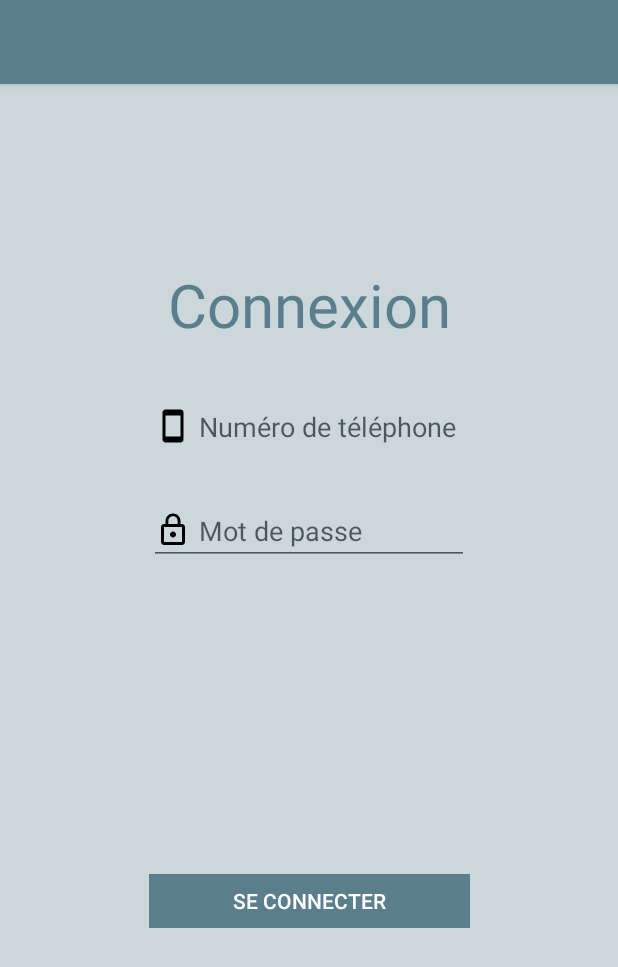
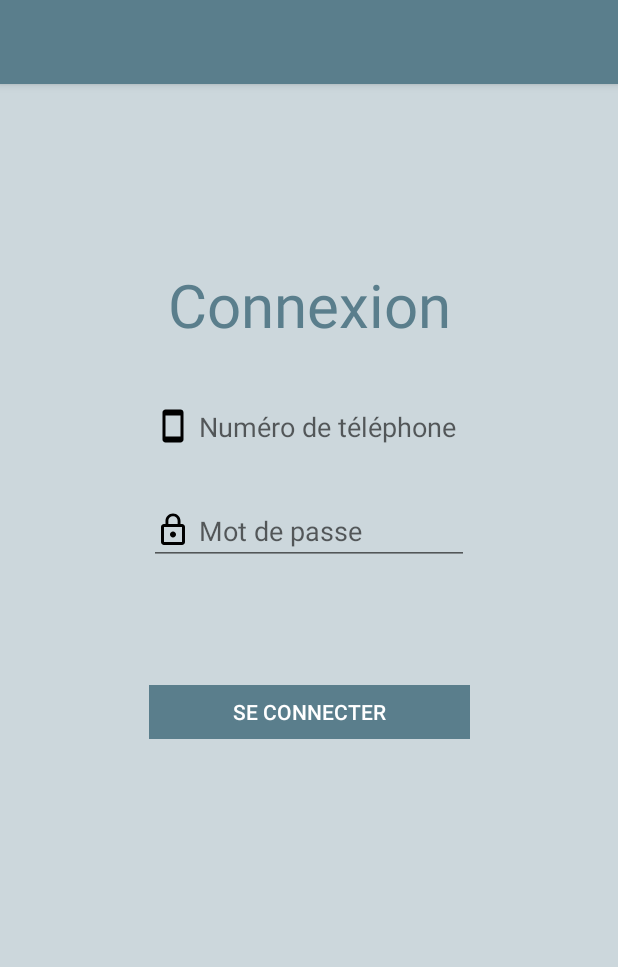
Before and after one commit to mohyahi/ProjetMobile, an Android app: the ConnexionActivity screen opened directly, with no data from a screen before it, after a tap on "SE CONNECTER", on a phone screen of 412 x 824 dp. Shown: the top 967 px of the screen. Run offline under Robolectric (Android 15) with nearby library versions, the phone set to English and light mode, and no system bars.

Commit message:
Projet mobile

```diff
--- a/app/src/main/java/com/example/projet/ConnexionActivity.kt
+++ b/app/src/main/java/com/example/projet/ConnexionActivity.kt
@@ -18,15 +18,12 @@ class ConnexionActivity : AppCompatActivity() {
         setContentView(R.layout.connexion)
 
         connexion_btn.setOnClickListener {
-            if(num_tel_txt.text.toString().isEmpty() || password_txt.text.toString().isEmpty())
-            {
-                Toast.makeText(this, "Veuiller remplir les deux champs !", Toast.LENGTH_SHORT).show()
+            if (num_tel_txt.text.toString().isEmpty() || password_txt.text.toString().isEmpty()) {
+                Toast.makeText(this, "Veuiller remplir les deux champs !", Toast.LENGTH_SHORT)
+                    .show()
+            } else {
+                getPatientPhone(num_tel_txt.text.toString(), password_txt.text.toString())
             }
-            else {
-
-                        getPatientPhone(num_tel_txt.text.toString(), password_txt.text.toString())
-
-                            }
         }
     }
 
--- a/app/src/main/java/com/example/projet/Retrofitservice.kt
+++ b/app/src/main/java/com/example/projet/Retrofitservice.kt
@@ -8,7 +8,7 @@ object Retrofitservice {
 
     var gson = GsonBuilder().setLenient().create()
     val endpoint :Endpoint by lazy {
-        Retrofit.Builder().baseUrl("https://b878db96.ngrok.io/").
+        Retrofit.Builder().baseUrl("https://2e1ddcf9.ngrok.io/").
             addConverterFactory(GsonConverterFactory.create(gson)).
             build().create(Endpoint::class.java)
     }
--- a/app/src/main/res/layout/activity_main.xml
+++ b/app/src/main/res/layout/activity_main.xml
@@ -66,7 +66,7 @@
         style="@style/Widget.AppCompat.Button.Borderless"
         android:layout_width="214dp"
         android:layout_height="36dp"
-        android:layout_marginBottom="104dp"
+        android:layout_marginBottom="88dp"
         android:background="@color/colorPrimary"
         android:text="Rechercher un medecin"
         android:textColor="@android:color/background_light"
--- a/app/src/main/res/layout/connexion.xml
+++ b/app/src/main/res/layout/connexion.xml
@@ -54,11 +54,13 @@
         style="@style/Widget.AppCompat.Button.Borderless"
         android:layout_width="214dp"
         android:layout_height="36dp"
+        android:layout_marginBottom="252dp"
         android:background="@color/colorPrimary"
         android:text="Se connecter"
         android:textColor="@android:color/background_light"
         app:layout_constraintBottom_toBottomOf="parent"
         app:layout_constraintEnd_toEndOf="parent"
+        app:layout_constraintHorizontal_bias="0.502"
         app:layout_constraintStart_toStartOf="parent"
         app:layout_constraintTop_toBottomOf="@+id/password_txt" />
 
```
Also changed, not shown: 152 other files.
